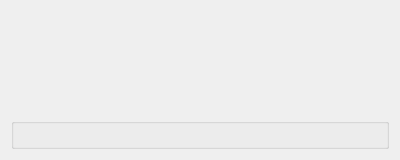
This is contents/ui/config.ui in kwin-scripts/kwin-tiling as Qt 5 draws it before an edit. The edited form follows.
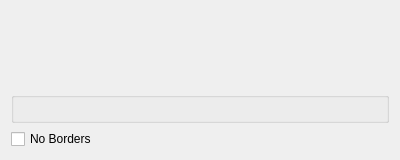
This is the edited form. Custom widgets are drawn as their Qt base class.

Commit message:
Add option to disable borders.
It is _strongly_ recommended for now to use FocusUnderMouse with this,
as it's otherwise almost impossible to tell which window is focussed.

```diff
--- a/contents/ui/config.ui
+++ b/contents/ui/config.ui
@@ -31,6 +31,13 @@
      </property>
     </widget>
    </item>
+   <item>
+    <widget class="QCheckBox" name="kcfg_noBorder">
+     <property name="text">
+      <string>No Borders</string>
+     </property>
+    </widget>
+   </item>
   </layout>
  </widget>
  <customwidgets>
```
The commit also changes 3 other files.
